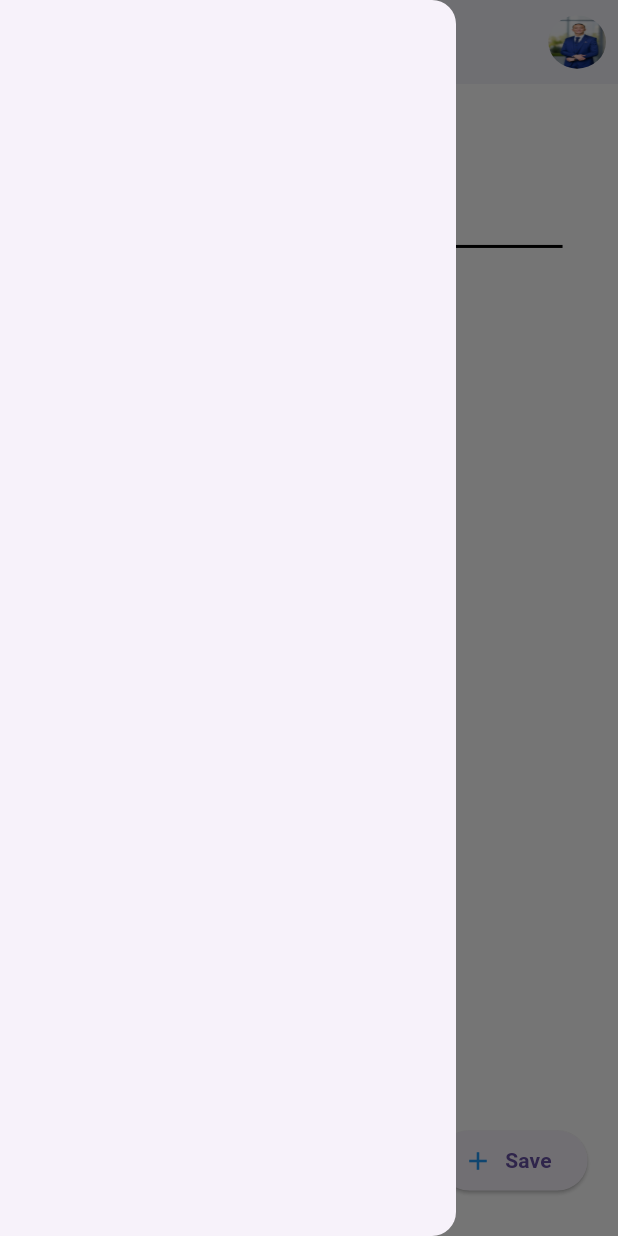
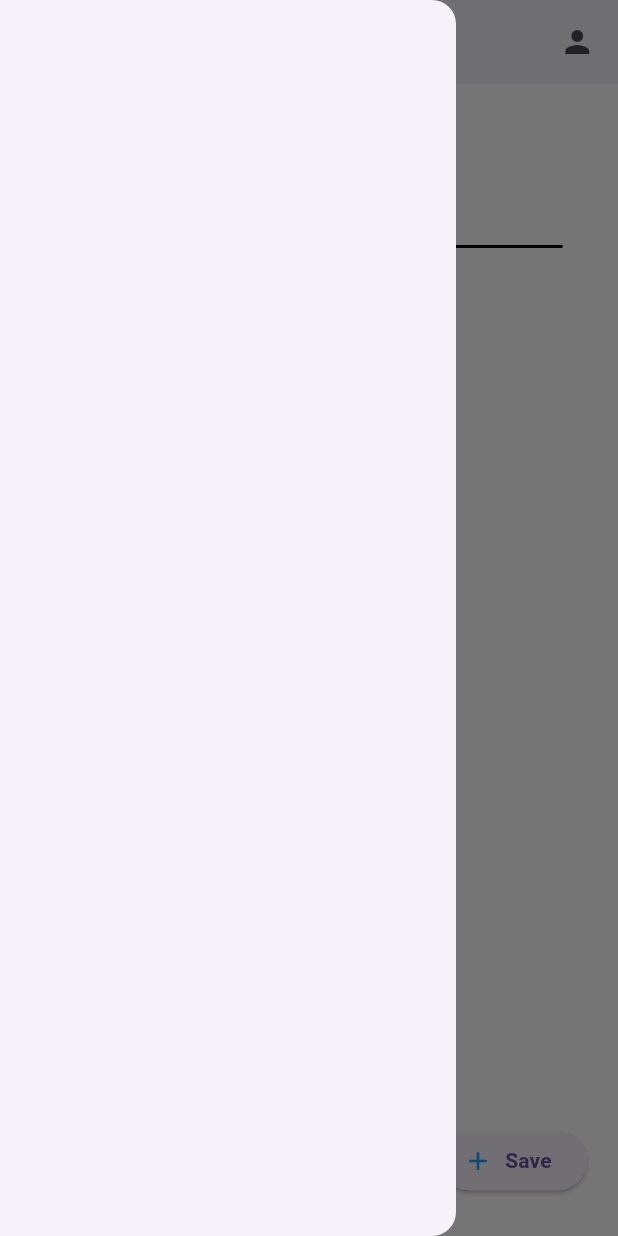
Before and after one commit to A7-samie/todo_maham, a Flutter app: the screen it shows after launch, with the side drawer open, on a phone screen of 412 x 824 dp. Run offline on Flutter 3.47's test engine with Material 3 defaults, Android fonts, the phone set to English and light mode, and no system bars; our stand-ins replace flutter_bloc, flutter_screenutil, image_picker, material_ui, shared_preferences.

Commit message:
image avatar

```diff
--- a/lib/features/home/presentation/page/home_screen.dart
+++ b/lib/features/home/presentation/page/home_screen.dart
@@ -1,3 +1,5 @@
+import 'dart:io';
+
 import 'package:flutter_bloc/flutter_bloc.dart';
 import 'package:flutter_screenutil/flutter_screenutil.dart';
 import 'package:material_ui/material_ui.dart';
@@ -16,11 +18,12 @@ class HomeScreen extends StatefulWidget {
 
 class _HomeScreenState extends State<HomeScreen> {
   final taskController = TextEditingController();
-
+  // ignore: unused_field
   @override
   void initState() {
     super.initState();
     context.read<TaskCubit>().loadTasks();
+    context.read<TaskCubit>().loadSavedImage();
   }
 
   @override
@@ -31,6 +34,8 @@ class _HomeScreenState extends State<HomeScreen> {
 
   @override
   Widget build(BuildContext context) {
+    final File? profileImage = context.watch<TaskCubit>().profileImage;
+
     return SafeArea(
       child: Scaffold(
         drawer: const Drawer(),
@@ -44,19 +49,16 @@ class _HomeScreenState extends State<HomeScreen> {
             Padding(
               padding: const EdgeInsets.symmetric(horizontal: 8.0),
               child: InkWell(
-                onTap: () {},
+                onTap: () => context.read<TaskCubit>().pickImage(),
                 borderRadius: const BorderRadius.all(Radius.circular(50)),
                 child: Container(
                   decoration: const BoxDecoration(shape: BoxShape.circle),
                   height: 35.h,
                   width: 35.w,
                   child: ClipOval(
-                    child: Image.asset(
-                      "assets/images/ahmed.jpeg",
-                      width: MediaQuery.sizeOf(context).width,
-                      height: MediaQuery.sizeOf(context).height,
-                      fit: BoxFit.fill,
-                    ),
+                    child: profileImage != null
+                        ? Image.file(profileImage, fit: BoxFit.cover)
+                        : const Icon(Icons.person),
                   ),
                 ),
               ),
--- a/lib/main.dart
+++ b/lib/main.dart
@@ -22,7 +22,7 @@ class MyApp extends StatelessWidget {
 
           home: BlocProvider(
             create: (context) => TaskCubit(),
-            child: const HomeScreen(),
+            child: HomeScreen(),
           ),
         );
       },
--- a/pubspec.yaml
+++ b/pubspec.yaml
@@ -38,6 +38,9 @@ dependencies:
   flutter_screenutil: ^5.9.3
   flutter_bloc: ^8.1.6
   shared_preferences: ^2.3.2
+  image_picker: ^1.2.4
+  path_provider: ^2.1.6
+  path: ^1.9.1
 
 dev_dependencies:
   flutter_test:
```
Also changed, not shown: lib/features/home/cubit/task_cubit.dart (+56 -0 lines), pubspec.lock, 6 other files.
